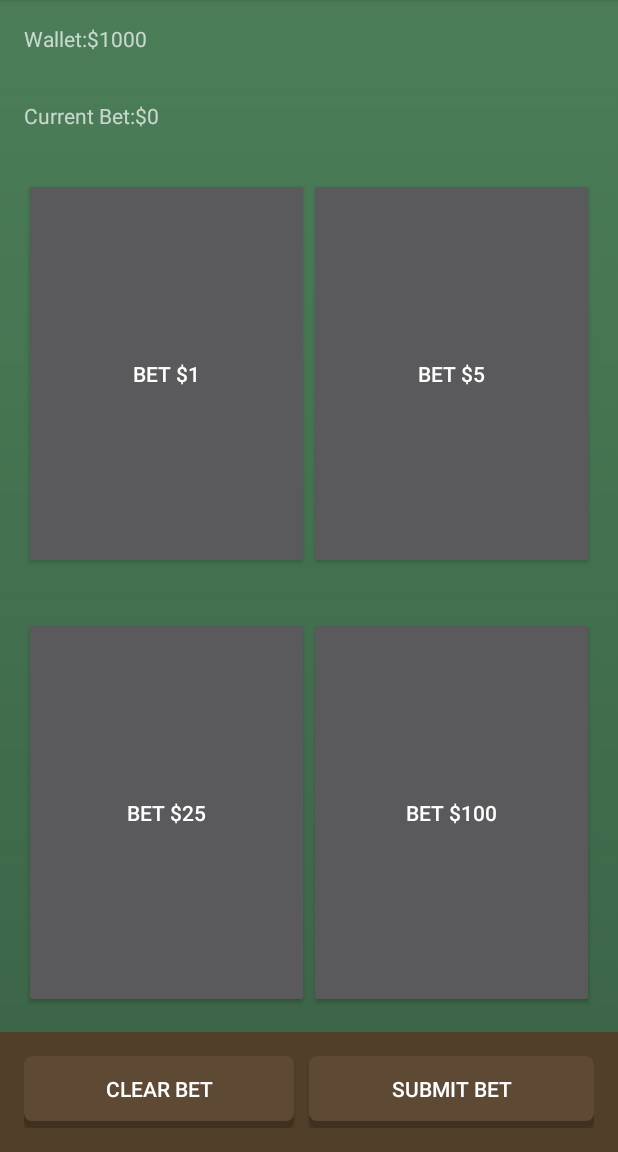
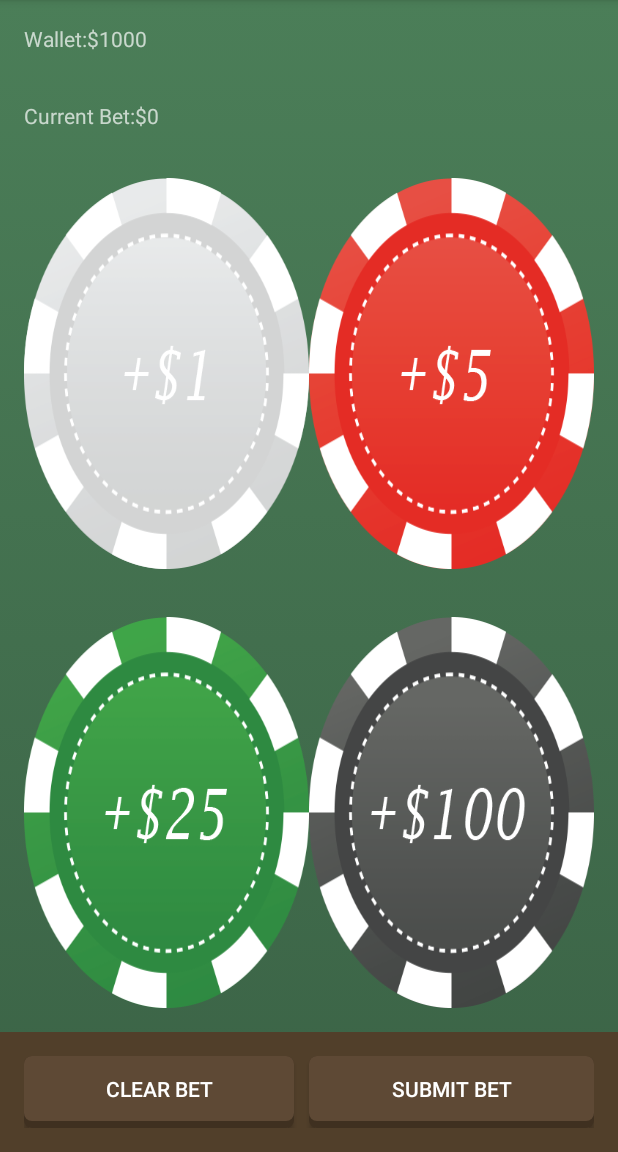
Before and after one commit to msoftware/ChromecastBlackjack, an Android app: the screen it shows after launch (MainActivity), on a phone screen of 412 x 824 dp, the part 84-1236 px from its top. Run offline under Robolectric (Android 15) with nearby library versions, the phone set to English and light mode, and no system bars; libraries missing offline, so code that uses them is left out: android.support.v7; 5 statements that could not run were skipped.

Commit message:
Add chip images.

```diff
--- a/game/src/main/java/com/twoscoopgames/chromecastblackjack/MainActivity.java
+++ b/game/src/main/java/com/twoscoopgames/chromecastblackjack/MainActivity.java
@@ -33,12 +33,33 @@ public class MainActivity extends ActionBarActivity {
 
         walletAmount = (TextView) findViewById(R.id.wallet_amount);
         currentBet = (TextView) findViewById(R.id.current_bet);
-        bet1 = (Button)findViewById(R.id.bet1);
-        bet5 = (Button)findViewById(R.id.bet5);
-        bet25 = (Button)findViewById(R.id.bet25);
-        bet100 = (Button)findViewById(R.id.bet100);
 
         View.OnTouchListener listener = new View.OnTouchListener() {
+            @Override
+            public boolean onTouch(View v, MotionEvent event) {
+                if (event.getAction() == MotionEvent.ACTION_UP) {
+                    //v.setTranslationY(-10);
+                    v.setTop(v.getTop() - 5);
+                    v.setBottom(v.getBottom() + 5);
+                } else if (event.getAction() == MotionEvent.ACTION_DOWN){
+                    //v.setTranslationY(10);
+                    v.setTop(v.getTop() + 5);
+                    v.setBottom(v.getBottom() - 5);
+                }
+                return false;
+            }
+        };
+
+        bet1 = (Button)findViewById(R.id.bet1);
+        bet1.setOnTouchListener(listener);
+        bet5 = (Button)findViewById(R.id.bet5);
+        bet5.setOnTouchListener(listener);
+        bet25 = (Button)findViewById(R.id.bet25);
+        bet25.setOnTouchListener(listener);
+        bet100 = (Button)findViewById(R.id.bet100);
+        bet100.setOnTouchListener(listener);
+
+        listener = new View.OnTouchListener() {
             @Override
             public boolean onTouch(View v, MotionEvent event) {
                 if (event.getAction() == MotionEvent.ACTION_UP) {
@@ -49,6 +70,7 @@ public class MainActivity extends ActionBarActivity {
                 return false;
             }
         };
+
         Button clearBet = (Button)findViewById(R.id.clear_bet);
         clearBet.setOnTouchListener(listener);
         Button submitBet = (Button)findViewById(R.id.submit_bet);
--- /dev/null
+++ b/game/src/main/res/drawable-hdpi/chip_1.xml
@@ -0,0 +1,10 @@
+<?xml version="1.0" encoding="utf-8"?>
+
+<selector xmlns:android="http://schemas.android.com/apk/res/android">
+    <item
+        android:state_enabled="true"
+        android:drawable="@drawable/chip1"/>
+    <item
+        android:state_enabled="false"
+        android:drawable="@drawable/chip_disabled"/>
+</selector>
--- /dev/null
+++ b/game/src/main/res/drawable-hdpi/chip_100.xml
@@ -0,0 +1,10 @@
+<?xml version="1.0" encoding="utf-8"?>
+
+<selector xmlns:android="http://schemas.android.com/apk/res/android">
+    <item
+        android:state_enabled="true"
+        android:drawable="@drawable/chip100"/>
+    <item
+        android:state_enabled="false"
+        android:drawable="@drawable/chip_disabled"/>
+</selector>
--- /dev/null
+++ b/game/src/main/res/drawable-hdpi/chip_25.xml
@@ -0,0 +1,10 @@
+<?xml version="1.0" encoding="utf-8"?>
+
+<selector xmlns:android="http://schemas.android.com/apk/res/android">
+    <item
+        android:state_enabled="true"
+        android:drawable="@drawable/chip25"/>
+    <item
+        android:state_enabled="false"
+        android:drawable="@drawable/chip_disabled"/>
+</selector>
--- /dev/null
+++ b/game/src/main/res/drawable-hdpi/chip_5.xml
@@ -0,0 +1,10 @@
+<?xml version="1.0" encoding="utf-8"?>
+
+<selector xmlns:android="http://schemas.android.com/apk/res/android">
+    <item
+        android:state_enabled="true"
+        android:drawable="@drawable/chip5"/>
+    <item
+        android:state_enabled="false"
+        android:drawable="@drawable/chip_disabled"/>
+</selector>
--- /dev/null
+++ b/game/src/main/res/drawable-hdpi/chip_disabled.xml
@@ -0,0 +1,12 @@
+<?xml version="1.0" encoding="utf-8"?>
+
+<shape xmlns:android="http://schemas.android.com/apk/res/android">
+    <solid android:color="#666666"/>
+    <gradient
+        android:startColor="#ff30563d"
+        android:endColor="#003b6447"
+        android:centerX="50%"
+        android:centerY="50%"
+        android:gradientRadius="150"
+        android:type="radial"/>
+</shape>
--- a/game/src/main/res/layout/activity_main.xml
+++ b/game/src/main/res/layout/activity_main.xml
@@ -68,17 +68,17 @@
 
             <Button
                 android:id="@+id/bet1"
-                android:text="@string/bet1"
                 android:layout_width="fill_parent"
                 android:layout_height="fill_parent"
                 android:layout_weight="1"
+                android:background="@drawable/chip_1"
                 android:onClick="bet1"/>
             <Button
                 android:id="@+id/bet5"
-                android:text="@string/bet5"
                 android:layout_width="fill_parent"
                 android:layout_height="fill_parent"
                 android:layout_weight="1"
+                android:background="@drawable/chip_5"
                 android:onClick="bet5"/>
 
         </LinearLayout>
@@ -94,17 +94,17 @@
 
             <Button
                 android:id="@+id/bet25"
-                android:text="@string/bet25"
                 android:layout_width="fill_parent"
                 android:layout_height="fill_parent"
                 android:layout_weight="1"
+                android:background="@drawable/chip_25"
                 android:onClick="bet25"/>
             <Button
                 android:id="@+id/bet100"
-                android:text="@string/bet100"
                 android:layout_width="fill_parent"
                 android:layout_height="fill_parent"
                 android:layout_weight="1"
+                android:background="@drawable/chip_100"
                 android:onClick="bet100"/>
 
         </LinearLayout>
```
Also changed, not shown: game/src/main/res/drawable-hdpi/chip1.png (added), game/src/main/res/drawable-hdpi/chip100.png (added), game/src/main/res/drawable-hdpi/chip25.png (added), game/src/main/res/drawable-hdpi/chip5.png (added).
